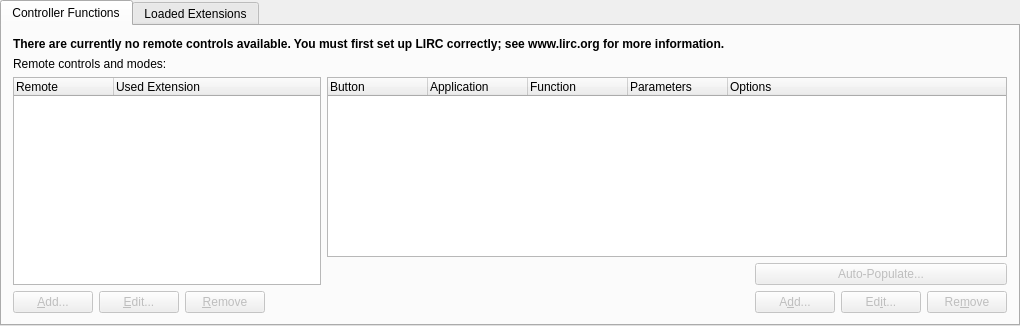
First picture: the form in kcmlirc/kcmlircbase.ui, repository KDE/kremotecontrol, before the edit.
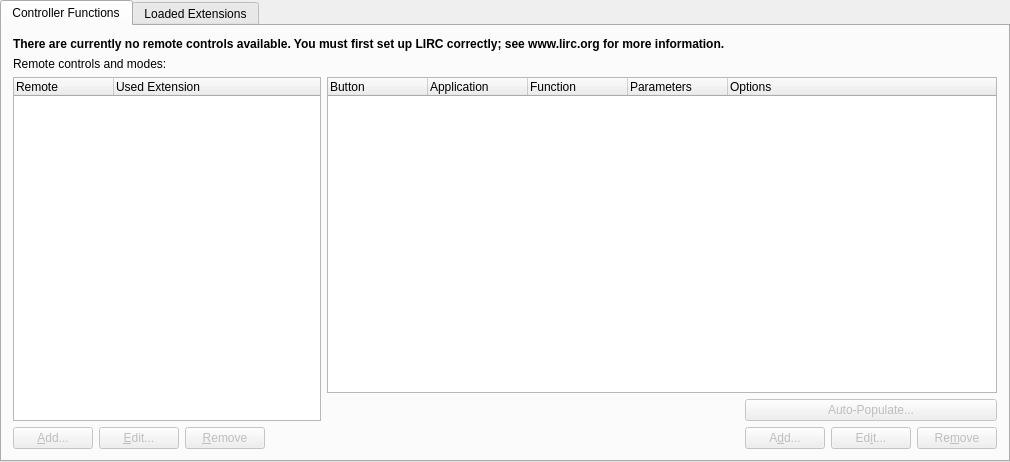
Second picture: the form after the edit. Custom widgets are drawn as their Qt base class.

Patch:
```diff
--- a/kcmlirc/kcmlircbase.ui
+++ b/kcmlirc/kcmlircbase.ui
@@ -6,8 +6,8 @@
    <rect>
     <x>0</x>
     <y>0</y>
-    <width>1020</width>
-    <height>326</height>
+    <width>1010</width>
+    <height>462</height>
    </rect>
   </property>
   <property name="windowTitle" >
@@ -356,6 +356,12 @@
    <header>kpushbutton.h</header>
    <container>1</container>
   </customwidget>
+  <customwidget>
+   <class>KTabWidget</class>
+   <extends>QTabWidget</extends>
+   <header>ktabwidget.h</header>
+   <container>1</container>
+  </customwidget>
  </customwidgets>
  <includes>
   <include location="local" >kpushbutton.h</include>
```
Left out of the diff: 2 changed lines with no effect on the pictures.
